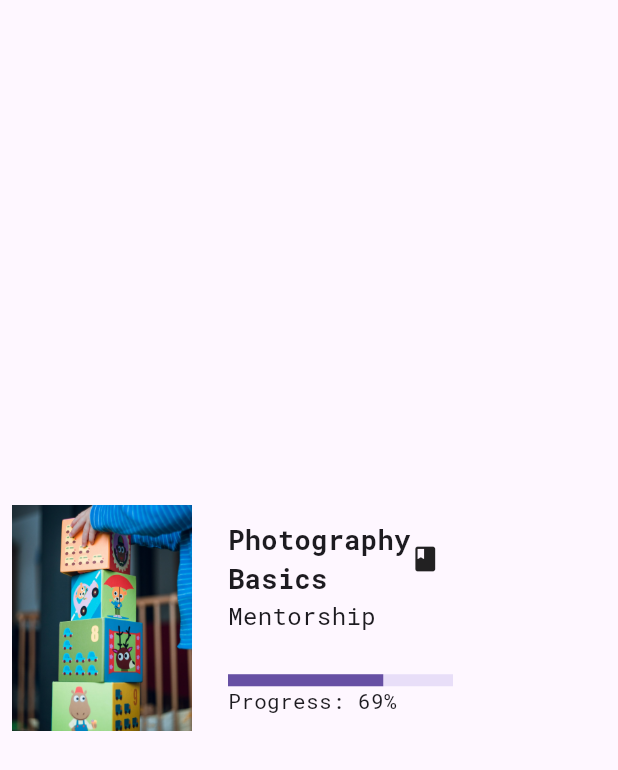
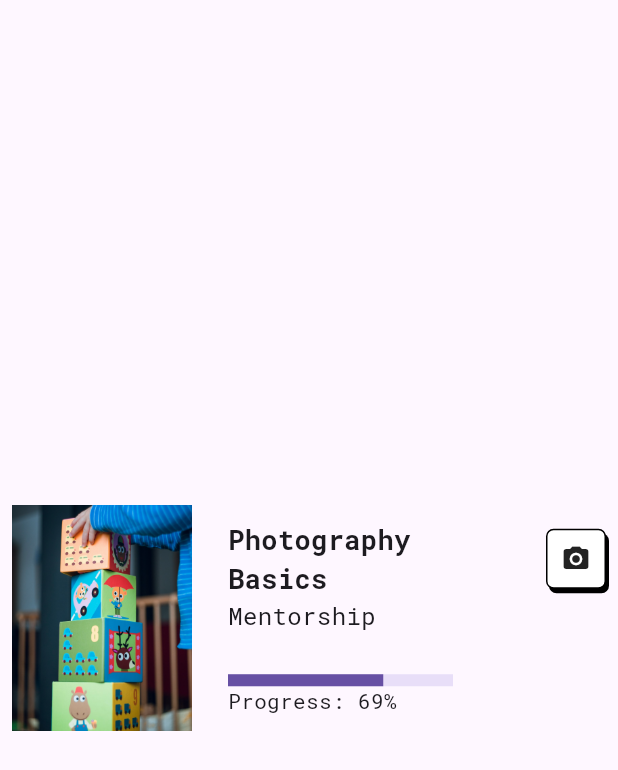
Before and after one commit to SajalSatsangi/Seekho_Buddy2, a Flutter app: the CourseItem widget shown alone on an empty page, opened directly, on a phone screen of 412 x 824 dp. Shown: the top 770 px of the screen. Run offline on Flutter 3.47's test engine with Material 3 defaults, Android fonts, the phone set to English and light mode, and no system bars; our stand-ins replace cloud_firestore, firebase_auth, firebase_core, sliding_up_panel; accounts and stored records are empty; network calls fail.

Commit message:
Modify List Overview Page

```diff
--- a/lib/List_Overview.dart
+++ b/lib/List_Overview.dart
@@ -18,7 +18,12 @@ class MyApp extends StatelessWidget {
                 padding: const EdgeInsets.only(left: 23.0),
                 child: Text('Academic Courses'),
               ),
-              Icon(Icons.book_rounded),
+              IconButton(
+                icon: Icon(Icons.book_rounded),
+                onPressed: () {
+                  // Add functionality for book icon action
+                },
+              ),
             ],
           ),
           leading: IconButton(
@@ -28,7 +33,12 @@ class MyApp extends StatelessWidget {
             },
           ),
         ),
-        body: ListView(
+        body: Container(
+          decoration: BoxDecoration(
+            border: Border.all(color: Colors.black), // Add a border
+            borderRadius: BorderRadius.circular(0.0), // Optional: Add border radius
+          ),
+          child: ListView(
             children: [
               CourseItem(
                 title: 'Photography\nBasics',
@@ -37,6 +47,7 @@ class MyApp extends StatelessWidget {
                 imageAsset: 'assets/List_Overview.png.png',
                 imageWidth: 120, // Set the width of the image
                 imageHeight: 160, // Set the height of the image
+                icon: Icons.camera_alt,
               ),
               CourseItem(
                 title: 'Creative\nCareer',
@@ -44,6 +55,7 @@ class MyApp extends StatelessWidget {
                 imageAsset: 'assets/List_Overview.png.png',
                 imageWidth: 120, // Set the width of the image
                 imageHeight: 160, // Set the height of the image
+                icon: Icons.create_new_folder,
               ),
               CourseItem(
                 title: 'Visual\nCommunication',
@@ -52,8 +64,10 @@ class MyApp extends StatelessWidget {
                 imageAsset: 'assets/List_Overview.png.png',
                 imageWidth: 120, // Set the width of the image
                 imageHeight: 160, // Set the height of the image
+                icon: Icons.file_copy,
               ),
             ],
+          ),
         ),
         bottomNavigationBar: BottomAppBar(
           child: Row(
@@ -102,6 +116,7 @@ class CourseItem extends StatelessWidget {
   final String imageAsset;
   final double imageWidth;
   final double imageHeight;
+  final IconData? icon;
 
   CourseItem({
     required this.title,
@@ -110,6 +125,7 @@ class CourseItem extends StatelessWidget {
     required this.imageAsset,
     required this.imageWidth,
     required this.imageHeight,
+    this.icon,
   });
 
   @override
@@ -124,25 +140,47 @@ class CourseItem extends StatelessWidget {
             width: imageWidth, // Set the width of the image
             height: imageHeight, // Set the height of the image
           ),
-          SizedBox(width: 24.0), // Add more spacing between the image and details
+          SizedBox(
+            width: 24.0,
+          ), // Add more spacing between the image and details
           Expanded(
             flex: 7,
             child: Column(
-              mainAxisAlignment: MainAxisAlignment.center, // Align content vertically at the center
+              mainAxisAlignment: MainAxisAlignment
+                  .center, // Align content vertically at the center
               crossAxisAlignment: CrossAxisAlignment.start,
               children: [
                 Row(
+                  mainAxisAlignment: MainAxisAlignment.spaceBetween,
                   children: [
                     Text(
                       title,
-                      textAlign: TextAlign.start, // Align text starting from the left
+                      textAlign:
+                          TextAlign.start, // Align text starting from the left
                       style: TextStyle(
                         fontFamily: 'RobotoMono',
                         fontWeight: FontWeight.bold,
                         fontSize: 18.0,
                       ),
                     ),
-                    Icon(Icons.book_rounded, size: 20), // Book icon
+                    if (icon != null)
+                      Container(
+                        width: 40, // Set the width of the container
+                        height: 40, // Set the height of the container
+                        decoration: BoxDecoration(
+                          color: Colors.white,
+                          border: Border.all(color: Colors.black),
+                          borderRadius: BorderRadius.circular(5),
+                          boxShadow: [
+                            BoxShadow(
+                              color:
+                                  Color.fromARGB(235, 0, 0, 0).withOpacity(1),
+                              offset: Offset(2, 3),
+                            ),
+                          ],
+                        ),
+                        child: Icon(icon, size: 20), // Book icon
+                      ),
                   ],
                 ),
                 if (subtitle != null)
```
Lines whose indentation alone changed are shown as unchanged.
